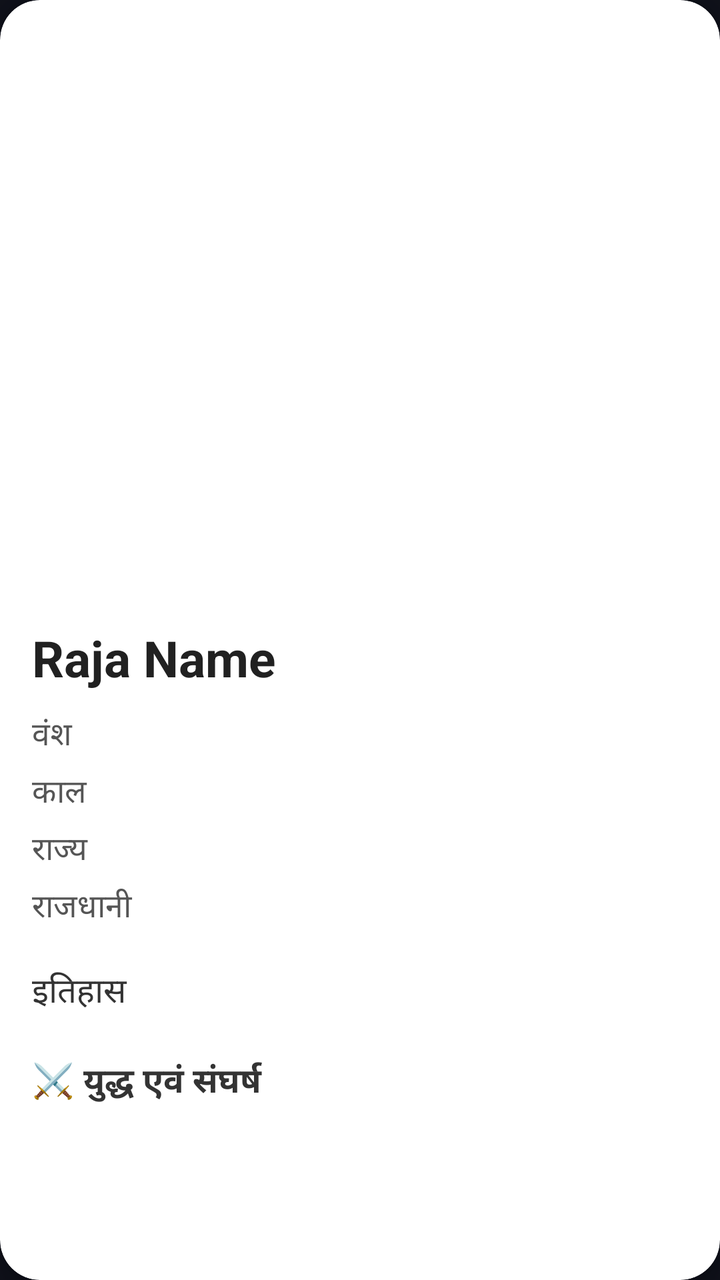
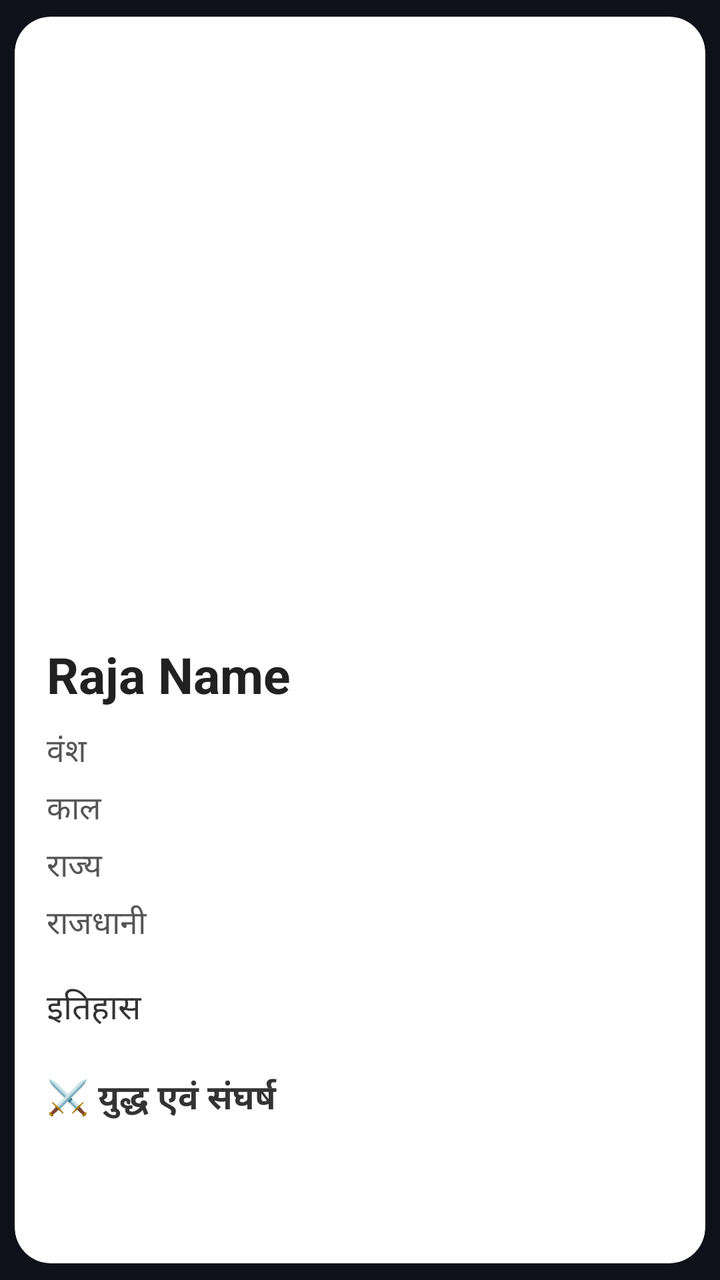

Two renders of the same Android screen: before a commit and after it. Below are the layout's source before the change and the commit's diff.
<!-- AndroidManifest.xml: application theme Theme.SanskritiSathi -->
<!-- res/layout/item_raja.xml -->
<?xml version="1.0" encoding="utf-8"?>
<androidx.cardview.widget.CardView
    xmlns:android="http://schemas.android.com/apk/res/android"
    xmlns:app="http://schemas.android.com/apk/res-auto"
    android:layout_width="match_parent"
    android:layout_height="wrap_content"
    android:layout_margin="10dp"
    app:cardCornerRadius="20dp"
    app:cardElevation="7dp">

    <LinearLayout
        android:layout_width="match_parent"
        android:layout_height="wrap_content"
        android:orientation="vertical"
        android:padding="16dp">

        <ImageView
            android:id="@+id/rajaImage"
            android:layout_width="match_parent"
            android:layout_height="280dp"
            android:scaleType="centerCrop"
            android:contentDescription="Raja image" />

        <TextView
            android:id="@+id/rajaName"
            android:layout_width="match_parent"
            android:layout_height="wrap_content"
            android:layout_marginTop="16dp"
            android:text="Raja Name"
            android:textSize="25sp"
            android:textStyle="bold"
            android:textColor="#212121" />

        <TextView
            android:id="@+id/rajaDynasty"
            android:layout_width="match_parent"
            android:layout_height="wrap_content"
            android:layout_marginTop="10dp"
            android:text="वंश"
            android:textSize="16sp"
            android:textColor="#555555" />

        <TextView
            android:id="@+id/rajaPeriod"
            android:layout_width="match_parent"
            android:layout_height="wrap_content"
            android:layout_marginTop="5dp"
            android:text="काल"
            android:textSize="16sp"
            android:textColor="#555555" />

        <TextView
            android:id="@+id/rajaKingdom"
            android:layout_width="match_parent"
            android:layout_height="wrap_content"
            android:layout_marginTop="5dp"
            android:text="राज्य"
            android:textSize="16sp"
            android:textColor="#555555" />

        <TextView
            android:id="@+id/rajaCapital"
            android:layout_width="match_parent"
            android:layout_height="wrap_content"
            android:layout_marginTop="5dp"
            android:text="राजधानी"
            android:textSize="16sp"
            android:textColor="#555555" />

        <TextView
            android:id="@+id/rajaHistory"
            android:layout_width="match_parent"
            android:layout_height="wrap_content"
            android:layout_marginTop="18dp"
            android:text="इतिहास"
            android:textSize="17sp"
            android:textColor="#333333"
            android:lineSpacingExtra="6dp"
            android:justificationMode="inter_word" />

        <TextView
            android:id="@+id/rajaWars"
            android:layout_width="match_parent"
            android:layout_height="wrap_content"
            android:layout_marginTop="20dp"
            android:text="⚔️ युद्ध एवं संघर्ष"
            android:textSize="17sp"
            android:textStyle="bold"
            android:textColor="#333333"
            android:lineSpacingExtra="6dp"
            android:justificationMode="inter_word" />

    </LinearLayout>

</androidx.cardview.widget.CardView>
<!-- resources referenced by this layout -->
<resources>
  <style name="Theme.SanskritiSathi" parent="Theme.MaterialComponents.DayNight.NoActionBar">
  
          <item name="android:fontFamily">sans-serif</item>
  
          
          <item name="android:statusBarColor">#0F111A</item>
          <item name="android:windowLightStatusBar">false</item>
  
          <item name="android:navigationBarColor">#1A1D2B</item>
          <item name="android:windowLightNavigationBar">false</item>
  
          <item name="android:windowActionModeOverlay">true</item>
          <item name="android:windowNoTitle">true</item>
  
          <item name="android:windowBackground">#0F111A</item>
  
          <item name="android:textColorPrimary">#FFFFFF</item>
          <item name="android:textColorSecondary">#A0A5B5</item>
  
      </style>
</resources>

<!-- the commit's change to res/layout/item_raja.xml (unified diff, before → after) -->
@@ -5,8 +5,12 @@
     android:layout_width="match_parent"
     android:layout_height="wrap_content"
     android:layout_margin="10dp"
-    app:cardCornerRadius="20dp"
-    app:cardElevation="7dp">
+    app:cardCornerRadius="18dp"
+    app:cardElevation="2dp"
+    android:background="#FFFFFF"
+
+    app:cardUseCompatPadding="true"
+>
 
     <LinearLayout
         android:layout_width="match_parent"
